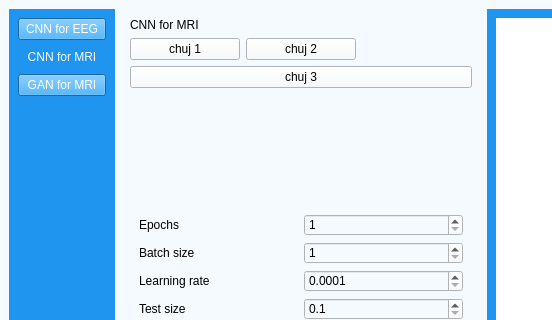
matimusial/ADHDPredictorApp, file UI/aUI_projekt_MRI.ui: the form before one commit; both pictures show x 0 to 552 and y 0 to 320 of the 1280 by 760 pixel window.
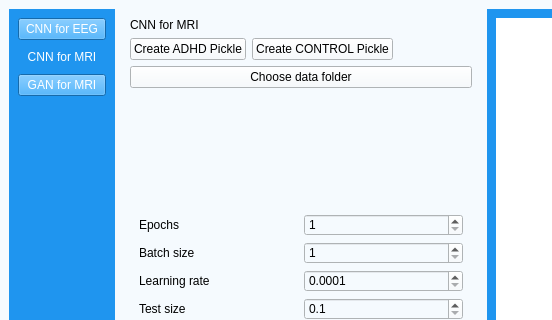
The form after the commit. Icons and pictures are not drawn.

Diff of the .ui file:
```diff
--- a/UI/aUI_projekt_MRI.ui
+++ b/UI/aUI_projekt_MRI.ui
@@ -166,14 +166,14 @@
                <item>
                 <widget class="QPushButton" name="folder_explore">
                  <property name="text">
-                  <string>chuj 1</string>
+                  <string>Create ADHD Pickle</string>
                  </property>
                 </widget>
                </item>
                <item>
                 <widget class="QPushButton" name="folder_explore_2">
                  <property name="text">
-                  <string>chuj 2</string>
+                  <string>Create CONTROL Pickle</string>
                  </property>
                 </widget>
                </item>
@@ -189,7 +189,7 @@
              <item>
               <widget class="QPushButton" name="folder_explore_3">
                <property name="text">
-                <string>chuj 3</string>
+                <string>Choose data folder</string>
                </property>
               </widget>
              </item>
```
